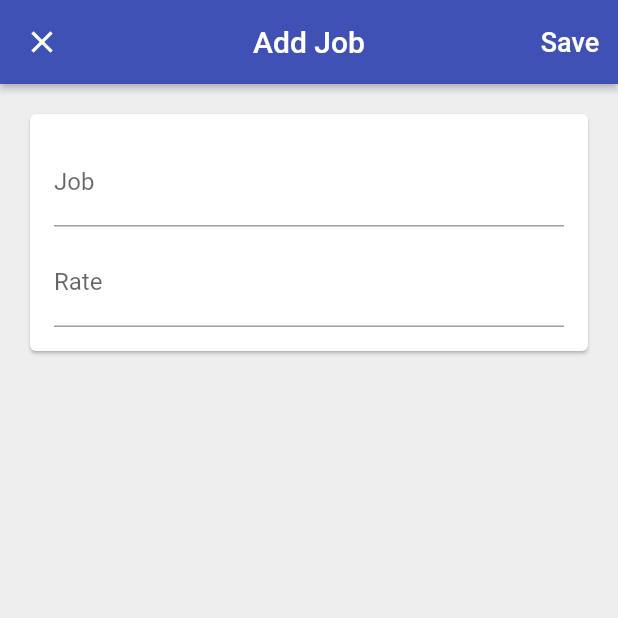
After one commit to Des-cloud/Time-Tracker-Flutter, a Flutter app: the screen it shows once a user with an empty profile is signed in, after a tap on the "add" icon, on a phone screen of 412 x 824 dp, the top half of it. The commit adds this screen. Run offline on Flutter 3.47's test engine with Material 2 defaults, Android fonts, the phone set to English and light mode, and no system bars; our stand-ins replace cloud_firestore, firebase_auth, firebase_core, google_sign_in; missing offline and left inert: flutter_login_facebook; accounts and stored records are empty.

Commit message:
create, read, update

```diff
--- /dev/null
+++ b/lib/app/home/jobs/add_edit_job_page.dart
@@ -0,0 +1,176 @@
+import 'dart:async';
+import 'package:flutter/material.dart';
+import 'package:provider/provider.dart';
+import 'package:time_tracker/app/home/jobs/job.dart';
+import 'package:time_tracker/services/database.dart';
+
+class AddOrEditJobPage extends StatefulWidget {
+  const AddOrEditJobPage({Key key, @required this.database, this.job}) : super(key: key);
+  final Database database;
+  final Job job;
+
+  static Future<void> show(BuildContext context, {Job job}) async{
+    final database= Provider.of<Database>(context, listen: false);
+    await Navigator.of(context).push(
+      MaterialPageRoute(
+        builder: (_)=>AddOrEditJobPage(database: database, job: job,),
+        fullscreenDialog: true,
+      )
+    );
+  }
+
+  @override
+  _AddOrEditJobPageState createState() => _AddOrEditJobPageState();
+}
+
+class _AddOrEditJobPageState extends State<AddOrEditJobPage> {
+  final FocusNode _jobFocus= FocusNode();
+  final FocusNode _rateFocus= FocusNode();
+  bool isLoading= false;
+
+  final _formKey= GlobalKey<FormState>();
+  String _name;
+  int _ratePerHour;
+
+  @override
+  void initState(){
+    super.initState();
+    if(widget.job!=null){
+      _name= widget.job.name;
+      _ratePerHour= widget.job.ratePerHour;
+    }
+  }
+
+  bool validateForm(){
+    final form= _formKey.currentState;
+    if(form.validate()){
+      form.save();
+      return true;
+    }
+    return false;
+  }
+
+  void _jobNameEditComplete(String value){
+    final newFocus= value.isNotEmpty ? _rateFocus : _jobFocus;
+    FocusScope.of(context).requestFocus(newFocus);
+  }
+
+  Future<void> _submit() async{
+    setState(() {
+      isLoading= true;
+    });
+    if(validateForm()){
+        _name= _name.trim();
+        bool jobExists= await widget.database.checkExisting(context, _name,
+            widget.job==null?false:true);
+        if(!jobExists){
+          final jobID= widget.job?.jobID??documentID();
+          final job = Job(name: _name, ratePerHour: _ratePerHour, jobID: jobID);
+          await widget.database.setJob(job, context);
+          Navigator.of(context).pop();
+        }
+        setState(() {
+          isLoading= false;
+        });
+    }
+  }
+
+  Widget _buildBody() {
+    return SingleChildScrollView(
+      child: Padding(
+        padding: const EdgeInsets.all(16.0),
+        child: Card(
+          child: Padding(
+            padding: const EdgeInsets.all(16.0),
+            child: isLoading ?
+              SizedBox(
+                  height:400,
+                  child: Center(child: CircularProgressIndicator())
+              )
+                : _buildForm(),
+          ),
+        ),
+      ),
+    );
+  }
+
+  Widget _buildForm() {
+    return Form(
+      key: _formKey,
+      child: Column(
+        mainAxisSize: MainAxisSize.min,
+        crossAxisAlignment: CrossAxisAlignment.stretch,
+        children: _buildChildren(),
+      ),
+    );
+  }
+
+  List<Widget> _buildChildren() {
+    return [
+      _buildJobField(),
+      SizedBox(height: 8.0),
+      _buildRateField(),
+    ];
+  }
+
+  Widget _buildJobField() {
+    return TextFormField(
+      onSaved: (value)=>_name= value,
+      initialValue: _name,
+      validator: (value)=>value.isNotEmpty? null: "Job name can't be empty",
+      decoration: InputDecoration(
+        labelText: "Job",
+        enabled: !isLoading,
+      ),
+      textInputAction: TextInputAction.next,
+      focusNode: _jobFocus,
+      onFieldSubmitted: _jobNameEditComplete,
+    );
+  }
+
+  Widget _buildRateField() {
+    return TextFormField(
+      onSaved: (value)=>_ratePerHour= int.tryParse(value)??0,
+      initialValue: _ratePerHour==null ? "" : _ratePerHour.toString(),
+      decoration: InputDecoration(
+        labelText: "Rate",
+        enabled: !isLoading,
+        hintText: "0.00",
+      ),
+      autocorrect: false,
+      keyboardType: TextInputType.numberWithOptions(signed: false, decimal: true),
+      textInputAction: TextInputAction.done,
+      focusNode: _rateFocus,
+    );
+  }
+
+  @override
+  Widget build(BuildContext context) {
+    return Scaffold(
+      appBar: AppBar(
+        elevation: 2.0,
+        centerTitle: true,
+        title: Text(widget.job==null?"Add Job":"Edit ${widget.job.name}"),
+        actions: [
+          TextButton(
+            onPressed: isLoading?null:_submit,
+            child: Text(
+              "Save",
+              style: TextStyle(
+                fontSize: 18.0,
+                color: Colors.white,
+                fontWeight: FontWeight.w500,
+              ),
+            ),
+          ),
+        ],
+      ),
+      body: _buildBody(),
+      backgroundColor: Colors.grey[200],
+    );
+  }
+
+
+
+
+}
--- a/lib/app/home/models/job.dart
+++ b/lib/app/home/jobs/job.dart
@@ -1,16 +1,17 @@
 import 'package:flutter/foundation.dart';
 
 class Job{
-  Job({@required this.name, @required this.ratePerHour});
+  Job({@required this.jobID, @required this.name, @required this.ratePerHour});
+  final String jobID;
   final String name;
   final int ratePerHour;
 
-  factory Job.fromMap(Map<String, dynamic> data){
+  factory Job.fromMap(Map<String, dynamic> data, String jobID){
     if(data==null) return null;
     final String name= data["name"];
     final int ratePerHour= data["ratePerHour"];
 
-    return Job(name: name, ratePerHour: ratePerHour);
+    return Job(name: name, ratePerHour: ratePerHour, jobID: jobID);
   }
 
   Map<String, dynamic> toMap(){
--- /dev/null
+++ b/lib/app/home/jobs/job_listView.dart
@@ -0,0 +1,17 @@
+import 'package:flutter/material.dart';
+import 'package:time_tracker/app/home/jobs/job.dart';
+
+class JobListView extends StatelessWidget {
+  const JobListView({Key key, @required this.job, this.onTap}) : super(key: key);
+  final Job job;
+  final VoidCallback onTap;
+
+  @override
+  Widget build(BuildContext context) {
+    return ListTile(
+      title: Text(job.name),
+      trailing: Icon(Icons.chevron_right),
+      onTap: onTap,
+    );
+  }
+}
--- a/lib/app/home/jobs_page.dart
+++ b/lib/app/home/jobs_page.dart
@@ -1,10 +1,12 @@
 
 import 'package:flutter/material.dart';
 import 'package:provider/provider.dart';
+import 'package:time_tracker/app/home/jobs/add_edit_job_page.dart';
+import 'package:time_tracker/app/home/jobs/job.dart';
+import 'package:time_tracker/app/home/jobs/job_listView.dart';
 import 'package:time_tracker/services/Authentication.dart';
 import 'package:time_tracker/widgets/alertDialog.dart';
 import 'package:time_tracker/services/database.dart';
-import 'package:time_tracker/app/home/models/job.dart';
 
 class JobsPage extends StatelessWidget {
 
@@ -24,16 +26,11 @@ class JobsPage extends StatelessWidget {
       _logout(context);
     }
   }
-  Future<void> _createJob(BuildContext context) async{
-    final database = Provider.of<Database>(context, listen: false);
-    await database.createJob(Job(name: "Blogging", ratePerHour: 50), context);
-  }
 
   @override
   Widget build(BuildContext context) {
     return Scaffold(
       appBar: AppBar(
-        toolbarHeight: 60.0,
         title: Text("Jobs"),
         centerTitle: true,
         elevation: 2.0,
@@ -54,7 +51,7 @@ class JobsPage extends StatelessWidget {
       ),
       body: _buildBody(context),
       floatingActionButton: FloatingActionButton(
-        onPressed: ()=>_createJob(context),
+        onPressed: ()=>AddOrEditJobPage.show(context),
         child: Icon(Icons.add),
       ),
     );
@@ -68,7 +65,10 @@ class JobsPage extends StatelessWidget {
       builder: (context, snapshot){
         if(snapshot.hasData){
           final jobs= snapshot.data;
-          final children= jobs.map((job)=> Text(job.name)).toList();
+          final children= jobs.map((job)=> JobListView(
+            job: job,
+            onTap: ()=>AddOrEditJobPage.show(context, job: job),
+          )).toList();
           return ListView(
             children: children,
           );
--- a/lib/services/database.dart
+++ b/lib/services/database.dart
@@ -1,14 +1,17 @@
 
 import 'package:flutter/foundation.dart';
 import 'package:flutter/material.dart';
-import 'package:time_tracker/app/home/models/job.dart';
+import 'package:time_tracker/app/home/jobs/job.dart';
 import 'package:time_tracker/services/api_path.dart';
 import 'package:time_tracker/services/firestore.dart';
+import 'package:time_tracker/widgets/alertDialog.dart';
 
 abstract class Database {
-  Future<void> createJob(Job job, BuildContext context);
+  Future<void> setJob(Job job, BuildContext context);
   Stream<List<Job>> jobStream();
+  Future<bool> checkExisting(BuildContext context, String name, bool flag);
 }
+String documentID ()=> DateTime.now().toIso8601String();
 
 class FirestoreDatabase implements Database {
   FirestoreDatabase({@required this.userID}): assert(userID!=null);
@@ -16,15 +19,33 @@ class FirestoreDatabase implements Database {
 
   final service= FirestoreService.instance;
 
-  Future<void> createJob(Job job, BuildContext context) async{
+  Future<void> setJob(Job job, BuildContext context) async{
     service.setData(
-        context,
-        path: APIPath.job(userID, "job_abc"),
+      context,
+        path: APIPath.job(userID, job.jobID),
         data: job.toMap(),
     );
   }
 
+  Future<bool> checkExisting(BuildContext context, String name, bool flag) async{
+    final jobs= await jobStream().first;
+    final allNames= jobs.map((e) => e.name).toList();
+    if(flag) allNames.remove(name);
+    if(allNames.contains(name)){
+      showAlertDialog(context,
+          title: "Job already exist",
+          content:"Add a new job or edit existing one",
+          actionText: "OK",
+      );
+      return true;
+    }
+    return false;
+  }
+
   Stream<List<Job>> jobStream()=>
-    service.collectionStream(path: APIPath.jobs(userID), builder: (data)=>Job.fromMap(data));
+    service.collectionStream(
+        path: APIPath.jobs(userID),
+        builder: (data, jobID)=>Job.fromMap(data, jobID),
+    );
 
 }
--- a/lib/services/firestore.dart
+++ b/lib/services/firestore.dart
@@ -10,19 +10,18 @@ class FirestoreService{
 
   Stream<List<T>> collectionStream<T>({
     @required String path,
-    @required T Function(Map<String, dynamic> data) builder}){
+    @required T Function(Map<String, dynamic> data, String jobID) builder}){
     final reference= FirebaseFirestore.instance.collection(path);
     final snapshots= reference.snapshots();
     return snapshots.map(
           (snapshot) => snapshot.docs.map(
-              (e)=> builder(e.data())
+              (e)=> builder(e.data(), e.id)
       ).toList(),
     );
   }
 
   Future<void> setData(BuildContext context, {String path, Map<String, dynamic> data}) async{
     final reference= FirebaseFirestore.instance.doc(path);
-    print("$path: $data");
     try {
       await reference.set(data);
     }on FirebaseException catch(e, s){
```
